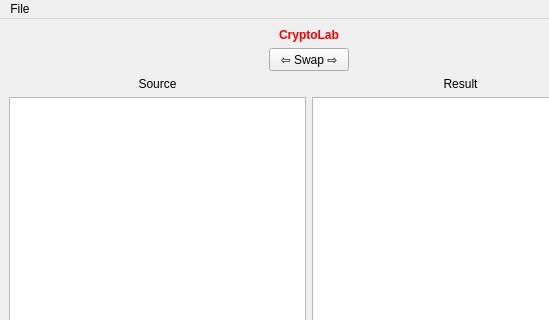
This is mainwindow.ui in krakenaut9/CryptoLab as Qt 5 draws it before an edit; both pictures show x 0 to 549 and y 0 to 320 of the 800 by 600 pixel window. The edited form follows.
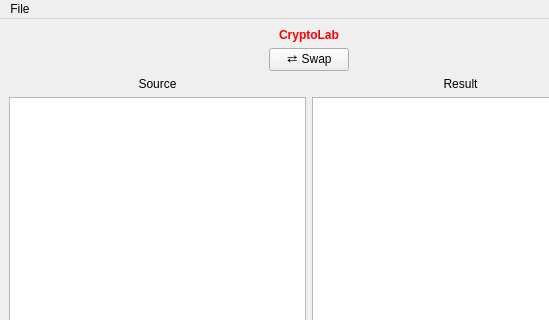
This is the edited form.

Commit message: Implemented swap button

The edit to the form file:
```diff
--- a/mainwindow.ui
+++ b/mainwindow.ui
@@ -48,7 +48,7 @@
         <item>
          <widget class="QPushButton" name="swapButton">
           <property name="text">
-           <string>⇦ Swap ⇨</string>
+           <string>⇄ Swap</string>
           </property>
          </widget>
         </item>
```
The commit also changes 1 other file.
